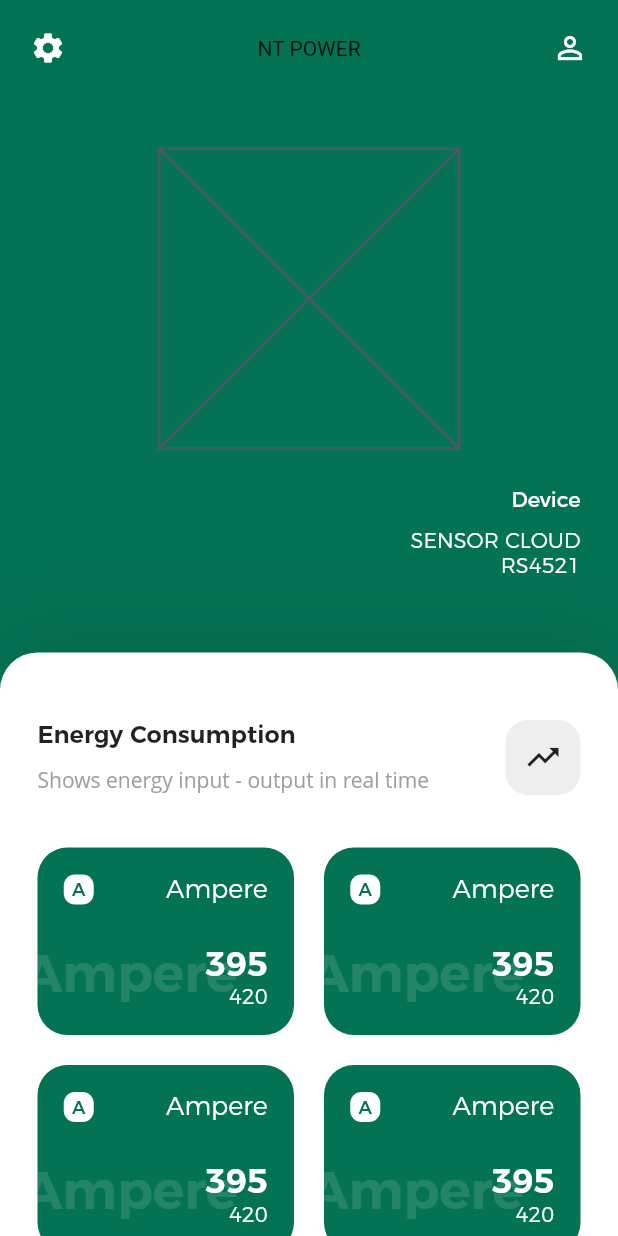
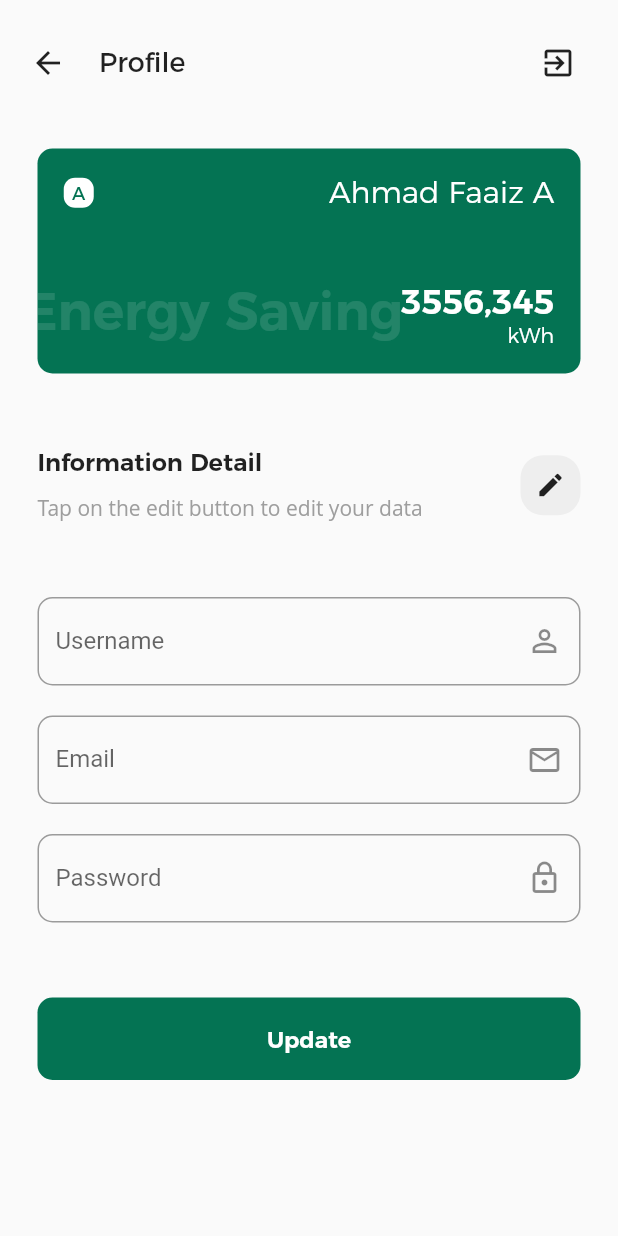
Before and after one commit to ahmadf20/NT-Power-Mobile-App, a Flutter app: the HomeScreen screen opened by its route, after a tap on the "person outline" icon, on a phone screen of 412 x 824 dp. Run offline on Flutter 3.47's test engine with Material 2 defaults, Android fonts, the phone set to English and light mode, and no system bars.

Commit message:
Add profile screen

```diff
--- a/lib/main.dart
+++ b/lib/main.dart
@@ -2,6 +2,7 @@ import 'package:flutter/material.dart';
 import 'package:flutter/services.dart';
 import 'package:ntpower/screens/home_screen.dart';
 import 'package:ntpower/screens/login_screen.dart';
+import 'package:ntpower/screens/profile_screen.dart';
 
 void main() => runApp(MyApp());
 
@@ -34,6 +35,7 @@ class MyApp extends StatelessWidget {
       routes: {
         HomeScreen.routeName: (context) => HomeScreen(),
         LoginScreen.routeName: (context) => LoginScreen(),
+        ProfileScreen.routeName: (context) => ProfileScreen(),
       },
     );
   }
--- /dev/null
+++ b/lib/screens/devices_screen.dart
@@ -0,0 +1,17 @@
+import 'package:flutter/material.dart';
+
+class DevicesScreen extends StatefulWidget {
+  DevicesScreen({Key key}) : super(key: key);
+
+  @override
+  _DevicesScreenState createState() => _DevicesScreenState();
+}
+
+class _DevicesScreenState extends State<DevicesScreen> {
+  @override
+  Widget build(BuildContext context) {
+    return Container(
+        // child: child,
+        );
+  }
+}
--- a/lib/screens/home_screen.dart
+++ b/lib/screens/home_screen.dart
@@ -1,5 +1,6 @@
 import 'package:flutter/material.dart';
 import 'package:ntpower/main.dart';
+import 'package:ntpower/screens/profile_screen.dart';
 
 class HomeScreen extends StatefulWidget {
   static const routeName = 'home_screen';
@@ -23,8 +24,9 @@ class _HomeScreenState extends State<HomeScreen> {
           child: SingleChildScrollView(
             child: Column(
               children: <Widget>[
-                Padding(
+                Container(
                   padding: const EdgeInsets.all(8.0),
+                  margin: EdgeInsets.only(top: 10),
                   child: Row(
                     children: <Widget>[
                       IconButton(
@@ -44,7 +46,10 @@ class _HomeScreenState extends State<HomeScreen> {
                           Icons.person_outline,
                           color: Colors.white,
                         ),
-                        onPressed: () {},
+                        onPressed: () {
+                          Navigator.of(context)
+                              .pushNamed(ProfileScreen.routeName);
+                        },
                       ),
                     ],
                   ),
@@ -128,8 +133,8 @@ class _HomeScreenState extends State<HomeScreen> {
                           ),
                           Spacer(),
                           SizedBox(
-                            width: 50,
-                            height: 50,
+                            width: 40,
+                            height: 40,
                             child: FlatButton(
                               color: Colors.grey[200],
                               padding: EdgeInsets.all(0),
@@ -138,7 +143,7 @@ class _HomeScreenState extends State<HomeScreen> {
                               ),
                               child: Icon(
                                 Icons.trending_up,
-                                size: 25,
+                                size: 20,
                               ),
                               onPressed: () {},
                             ),
--- /dev/null
+++ b/lib/screens/profile_screen.dart
@@ -0,0 +1,290 @@
+import 'package:flutter/material.dart';
+import 'package:ntpower/main.dart';
+
+class ProfileScreen extends StatefulWidget {
+  static const routeName = 'edit_profile_screen';
+
+  ProfileScreen({Key key}) : super(key: key);
+
+  @override
+  ProfileScreenState createState() => ProfileScreenState();
+}
+
+class ProfileScreenState extends State<ProfileScreen> {
+  @override
+  Widget build(BuildContext context) {
+    return AnnotatedRegion(
+      value: mySystemUIOverlaySyle,
+      child: Scaffold(
+        body: SafeArea(
+          child: SingleChildScrollView(
+            child: Column(
+              children: <Widget>[
+                Container(
+                  padding: const EdgeInsets.all(8.0),
+                  margin: EdgeInsets.only(top: 10),
+                  child: Row(
+                    children: <Widget>[
+                      IconButton(
+                        icon: Icon(
+                          Icons.arrow_back,
+                        ),
+                        onPressed: () => Navigator.of(context).pop(),
+                      ),
+                      Padding(
+                        padding: EdgeInsets.only(left: 10),
+                        child: Text(
+                          'Profile',
+                          style: TextStyle(
+                            fontFamily: 'Montserrat',
+                            fontSize: 18,
+                          ),
+                        ),
+                      ),
+                      Spacer(),
+                      Padding(
+                        padding: const EdgeInsets.only(right: 8),
+                        child: IconButton(
+                          icon: Icon(
+                            Icons.exit_to_app,
+                          ),
+                          onPressed: () {
+                            // Navigator.of(context)
+                            //     .pushNamed(ProfileScreen.routeName);
+                          },
+                        ),
+                      ),
+                    ],
+                  ),
+                ),
+                Padding(
+                  padding:
+                      const EdgeInsets.symmetric(horizontal: 25, vertical: 25),
+                  child: Column(
+                    children: <Widget>[
+                      Container(
+                        height: 150,
+                        margin: EdgeInsets.only(bottom: 50),
+                        decoration: BoxDecoration(
+                          color: Theme.of(context).primaryColor,
+                          borderRadius: BorderRadius.circular(10),
+                        ),
+                        child: Stack(
+                          children: <Widget>[
+                            Container(
+                              height: double.maxFinite,
+                              width: double.maxFinite,
+                              alignment: Alignment.bottomLeft,
+                              padding: EdgeInsets.only(bottom: 20),
+                              child: ClipRect(
+                                child: Transform.translate(
+                                  offset: Offset(-10, 0),
+                                  child: Text(
+                                    'Energy Saving',
+                                    style: TextStyle(
+                                      fontSize: 35,
+                                      color: Colors.white12,
+                                      fontFamily: 'Montserrat',
+                                      fontWeight: FontWeight.w600,
+                                    ),
+                                  ),
+                                ),
+                              ),
+                            ),
+                            Container(
+                              width: double.maxFinite,
+                              height: double.maxFinite,
+                              padding: EdgeInsets.all(17.5),
+                              child: Column(
+                                crossAxisAlignment: CrossAxisAlignment.end,
+                                children: <Widget>[
+                                  Row(
+                                    children: <Widget>[
+                                      Container(
+                                        width: 20,
+                                        height: 20,
+                                        alignment: Alignment.center,
+                                        decoration: BoxDecoration(
+                                          color: Colors.white,
+                                          borderRadius:
+                                              BorderRadius.circular(7.5),
+                                        ),
+                                        child: Text(
+                                          'A',
+                                          style: TextStyle(
+                                            fontFamily: 'Montserrat',
+                                            fontSize: 12,
+                                            color:
+                                                Theme.of(context).primaryColor,
+                                          ),
+                                        ),
+                                      ),
+                                      Expanded(
+                                        child: Text(
+                                          'Ahmad Faaiz A',
+                                          style: TextStyle(
+                                            fontFamily: 'Montserrat',
+                                            color: Colors.white,
+                                            fontSize: 20,
+                                            fontWeight: FontWeight.w300,
+                                          ),
+                                          textAlign: TextAlign.end,
+                                        ),
+                                      )
+                                    ],
+                                  ),
+                                  Spacer(),
+                                  Text(
+                                    '3556,345',
+                                    style: TextStyle(
+                                      fontFamily: 'Montserrat',
+                                      color: Colors.white,
+                                      fontSize: 22.5,
+                                      fontWeight: FontWeight.w600,
+                                    ),
+                                    textAlign: TextAlign.end,
+                                  ),
+                                  Text(
+                                    'kWh',
+                                    style: TextStyle(
+                                      fontFamily: 'Montserrat',
+                                      color: Colors.white,
+                                      fontWeight: FontWeight.w300,
+                                    ),
+                                    textAlign: TextAlign.end,
+                                  ),
+                                ],
+                              ),
+                            ),
+                          ],
+                        ),
+                      ),
+                      Row(
+                        children: <Widget>[
+                          Column(
+                            crossAxisAlignment: CrossAxisAlignment.start,
+                            children: <Widget>[
+                              Text(
+                                'Information Detail',
+                                style: TextStyle(
+                                  fontFamily: 'Montserrat',
+                                  fontSize: 16,
+                                  fontWeight: FontWeight.w600,
+                                ),
+                              ),
+                              SizedBox(height: 10),
+                              Text(
+                                'Tap on the edit button to edit your data',
+                                style: TextStyle(
+                                  fontFamily: 'OpenSans',
+                                  color: Colors.grey,
+                                ),
+                              ),
+                            ],
+                          ),
+                          Spacer(),
+                          SizedBox(
+                            width: 40,
+                            height: 40,
+                            child: FlatButton(
+                              color: Colors.grey[200],
+                              padding: EdgeInsets.all(0),
+                              shape: RoundedRectangleBorder(
+                                borderRadius: BorderRadius.circular(15),
+                              ),
+                              child: Icon(
+                                Icons.edit,
+                                size: 20,
+                              ),
+                              onPressed: () {},
+                            ),
+                          ),
+                        ],
+                      ),
+                      SizedBox(height: 50),
+                      Form(
+                        child: Column(
+                          children: <Widget>[
+                            TextFormField(
+                              decoration: InputDecoration(
+                                border: OutlineInputBorder(
+                                  borderRadius: BorderRadius.circular(10),
+                                ),
+                                labelText: 'Username',
+                                suffixIcon: Icon(Icons.person_outline),
+                              ),
+                              // controller: _emailTC,
+                              // focusNode: _emailFC,
+                              textInputAction: TextInputAction.next,
+                              onFieldSubmitted: (_) {
+                                // FocusScope.of(context).requestFocus(_passwordFC);
+                              },
+                            ),
+                            SizedBox(height: 20),
+                            TextFormField(
+                              decoration: InputDecoration(
+                                border: OutlineInputBorder(
+                                  borderRadius: BorderRadius.circular(10),
+                                ),
+                                labelText: 'Email',
+                                suffixIcon: Icon(Icons.mail_outline),
+                              ),
+                              // controller: _emailTC,
+                              // focusNode: _emailFC,
+                              textInputAction: TextInputAction.next,
+                              onFieldSubmitted: (_) {
+                                // FocusScope.of(context).requestFocus(_passwordFC);
+                              },
+                            ),
+                            SizedBox(height: 20),
+                            TextFormField(
+                              decoration: InputDecoration(
+                                border: OutlineInputBorder(
+                                  borderRadius: BorderRadius.circular(10),
+                                ),
+                                labelText: 'Password',
+                                suffixIcon: Icon(Icons.lock_outline),
+                              ),
+                              obscureText: true,
+                              // controller: _passwordTC,
+                              // focusNode: _passwordFC,
+                              textInputAction: TextInputAction.done,
+                            ),
+                            Container(
+                              width: double.maxFinite,
+                              height: 55,
+                              margin: EdgeInsets.only(bottom: 30, top: 50),
+                              child: FlatButton(
+                                shape: RoundedRectangleBorder(
+                                  borderRadius: BorderRadius.circular(10),
+                                ),
+                                color: Theme.of(context).primaryColor,
+                                child: Text(
+                                  'Update',
+                                  style: TextStyle(
+                                    fontFamily: 'Montserrat',
+                                    color: Colors.white,
+                                    fontSize: 15,
+                                    fontWeight: FontWeight.w600,
+                                  ),
+                                ),
+                                onPressed: () {
+                                  // Navigator.of(context)
+                                  //     .pushNamed(HomeScreen.routeName);
+                                },
+                              ),
+                            ),
+                          ],
+                        ),
+                      ),
+                    ],
+                  ),
+                ),
+              ],
+            ),
+          ),
+        ),
+      ),
+    );
+  }
+}
```
